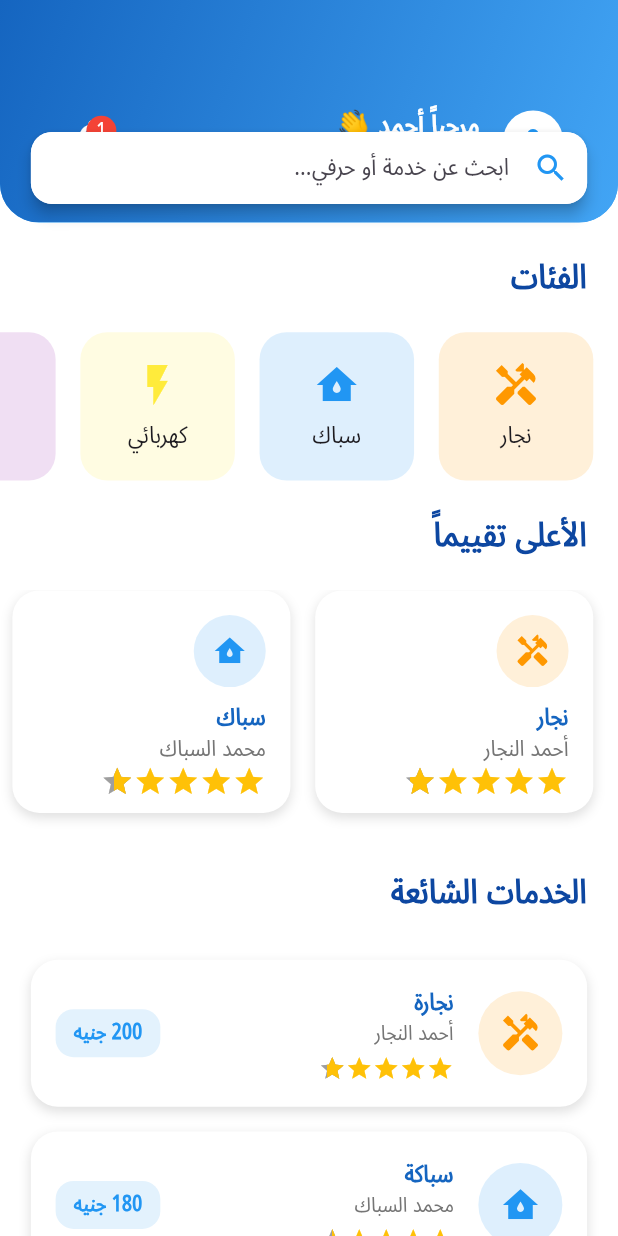
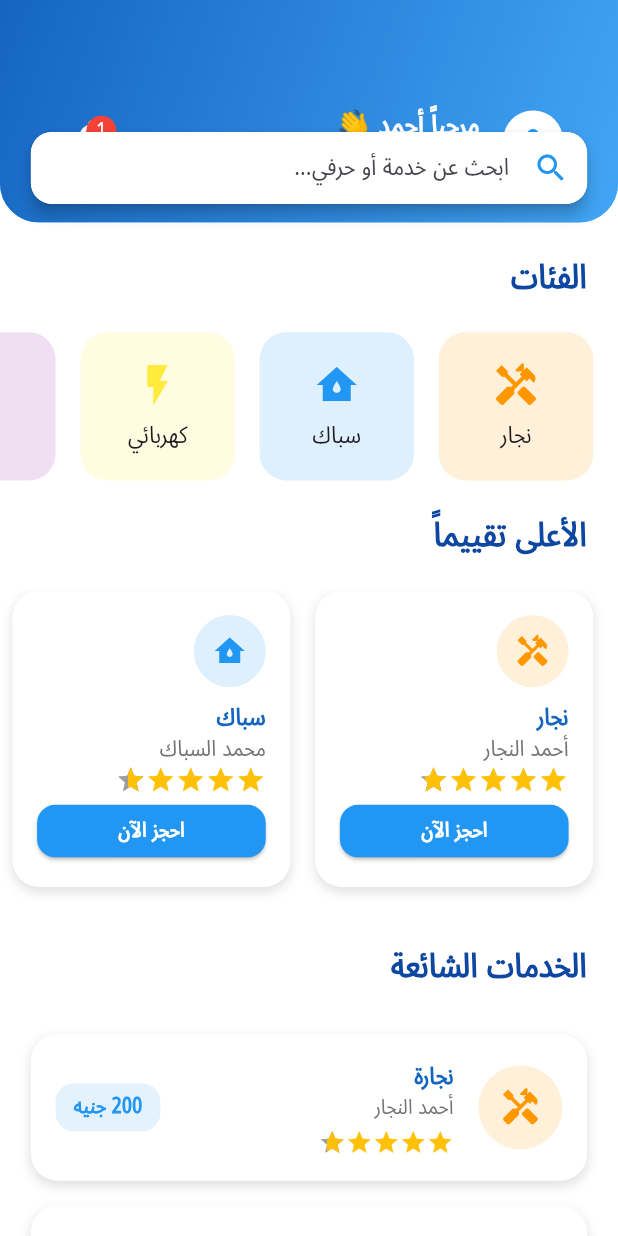
Before and after one commit to asmaa202310/Flutter_project_Herfagi, a Flutter app: the HomeUserView screen opened directly, on a phone screen of 412 x 824 dp. Run offline on Flutter 3.47's test engine with Material 3 defaults, Android fonts, the phone set to English and light mode, and no system bars; drawn by our look-alikes of flutter_rating_bar; our stand-ins replace lottie.

Commit message:
add order now for top rated

```diff
--- a/herfagy_v2/lib/views/home_for_user/widgets/crafter_item.dart
+++ b/herfagy_v2/lib/views/home_for_user/widgets/crafter_item.dart
@@ -17,7 +17,7 @@ class CrafterItem extends StatelessWidget {
   Widget build(BuildContext context) {
     return Container(
       width: screenWidth * 0.45,
-      height: screenHeight * 0.17,
+      height: screenHeight * 0.25,
       margin: EdgeInsets.only(
         left: screenWidth * 0.04,
         bottom: screenWidth * 0.04,
@@ -60,7 +60,26 @@ class CrafterItem extends StatelessWidget {
             itemBuilder: (context, _) =>
                 const Icon(Icons.star, color: Colors.amber),
             itemCount: 5,
-            itemSize: 22,
+            itemSize: 20,
+          ),
+          const Spacer(),
+          ElevatedButton(
+            onPressed: () {},
+            style: ElevatedButton.styleFrom(
+              minimumSize: Size(double.infinity, 35),
+              shape: RoundedRectangleBorder(
+                borderRadius: BorderRadius.circular(12),
+              ),
+              backgroundColor: Colors.blue,
+            ),
+            child: const Text(
+              'احجز الآن',
+              style: TextStyle(
+                fontSize: 14,
+                fontWeight: FontWeight.bold,
+                color: Colors.white,
+              ),
+            ),
           ),
         ],
       ),
--- a/herfagy_v2/lib/views/home_for_user/widgets/top_crafters_list_view_builder.dart
+++ b/herfagy_v2/lib/views/home_for_user/widgets/top_crafters_list_view_builder.dart
@@ -17,7 +17,7 @@ class TopCraftersListViewBuilder extends StatelessWidget {
   @override
   Widget build(BuildContext context) {
     return SizedBox(
-      height: screenHeight * 0.20,
+      height: screenHeight * 0.26,
       child: ListView.builder(
         scrollDirection: Axis.horizontal,
         padding: EdgeInsets.symmetric(horizontal: screenWidth * 0.04),
```
